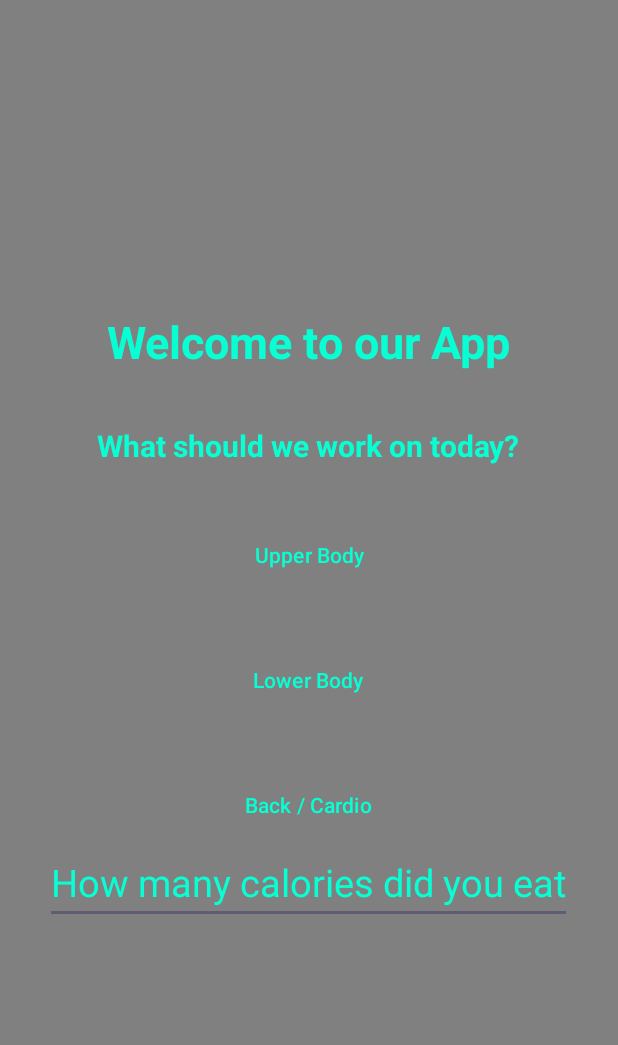
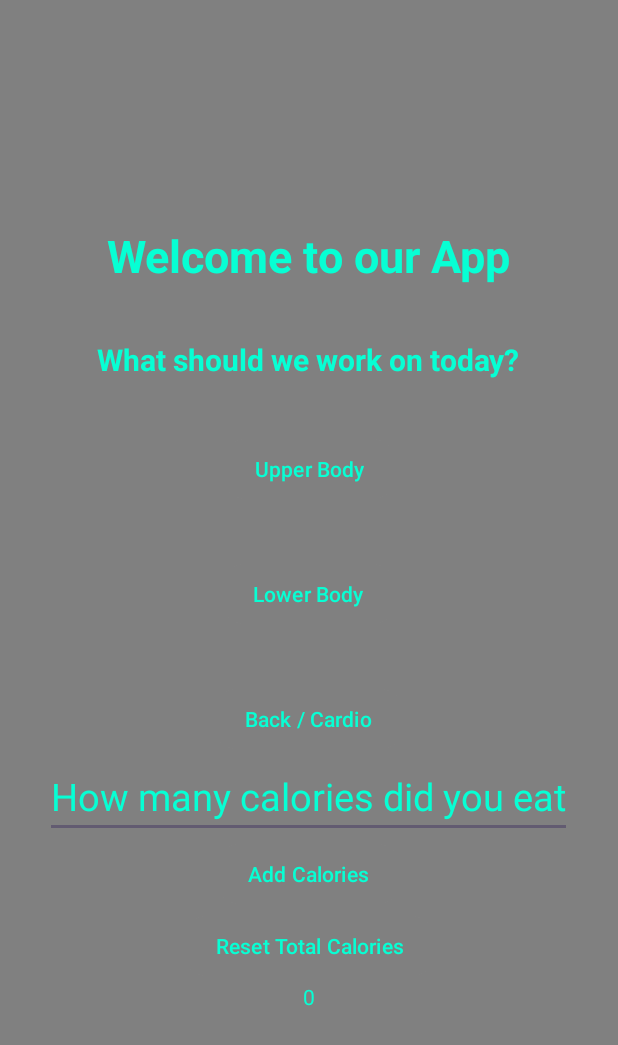
Before and after one commit to tannerCasey03/MyFitnessAppTCNN, an Android app: the screen it shows after launch (MainActivity), on a phone screen of 412 x 824 dp. Shown: the top 1045 px of the screen. Run offline under Robolectric (Android 15) with nearby library versions, the light colour scheme and no system bars.

Commit message:
added calorie counter

```diff
--- a/app/src/main/java/org/pattersonclippers/myfitnessapptcnn/MainActivity.java
+++ b/app/src/main/java/org/pattersonclippers/myfitnessapptcnn/MainActivity.java
@@ -6,10 +6,16 @@ import android.content.Intent;
 import android.os.Bundle;
 import android.view.View;
 import android.widget.Button;
+import android.widget.EditText;
+import android.widget.TextView;
 
 public class MainActivity extends AppCompatActivity {
 
-    Button upperBTN,lowerBTN,cardBTN;
+    Button upperBTN,lowerBTN,cardBTN,addBTN,resetBTN;
+    TextView totalCalTV;
+    EditText calorieET;
+    int total;
+
 
     @Override
     protected void onCreate(Bundle savedInstanceState) {
@@ -19,6 +25,12 @@ public class MainActivity extends AppCompatActivity {
         upperBTN = (Button) findViewById(R.id.upperBTN);
         lowerBTN = (Button) findViewById(R.id.lowerBTN);
         cardBTN = (Button) findViewById(R.id.cardBTN);
+        addBTN = (Button) findViewById(R.id.addBTN);
+        resetBTN = (Button) findViewById(R.id.resetBTN);
+        totalCalTV = (TextView) findViewById(R.id.totalCalTV);
+        calorieET = (EditText) findViewById(R.id.calorieET);
+
+        total = 0;
 
 
 
@@ -55,5 +67,24 @@ public class MainActivity extends AppCompatActivity {
 
         });
 
+
+        addBTN.setOnClickListener(new View.OnClickListener() {
+            @Override
+            public void onClick(View view) {
+                int numsFromET = Integer.parseInt(String.valueOf(calorieET.getText()));
+                total += numsFromET;
+                totalCalTV.setText(total + "");
+            }
+        });
+
+
+        resetBTN.setOnClickListener(new View.OnClickListener() {
+            @Override
+            public void onClick(View view) {
+                total = 0;
+                totalCalTV.setText(total + "");
+            }
+        });
+
     }
 }
--- a/app/src/main/res/layout/activity_main.xml
+++ b/app/src/main/res/layout/activity_main.xml
@@ -62,10 +62,36 @@
     <EditText
         android:layout_width="wrap_content"
         android:layout_height="wrap_content"
-        android:textColor="@color/teal"
+        android:id="@+id/calorieET"
         android:textSize="25dp"
         android:hint="How many calories did you eat"
         android:textColorHint="@color/teal"/>
+
+    <Button
+        android:layout_width="wrap_content"
+        android:layout_height="wrap_content"
+        android:id="@+id/addBTN"
+        android:text="Add Calories"
+        android:textColor="@color/teal"
+        android:backgroundTint="@color/grey"/>
+
+    <Button
+        android:layout_width="wrap_content"
+        android:layout_height="wrap_content"
+        android:textColor="@color/teal"
+        android:id="@+id/resetBTN"
+        android:backgroundTint="@color/grey"
+        android:text="Reset Total Calories"/>
+
+    <TextView
+        android:layout_width="wrap_content"
+        android:layout_height="wrap_content"
+        android:id="@+id/totalCalTV"
+        android:textColor="@color/teal"
+        android:text="0"/>
+
+
+
 
 
 
```
